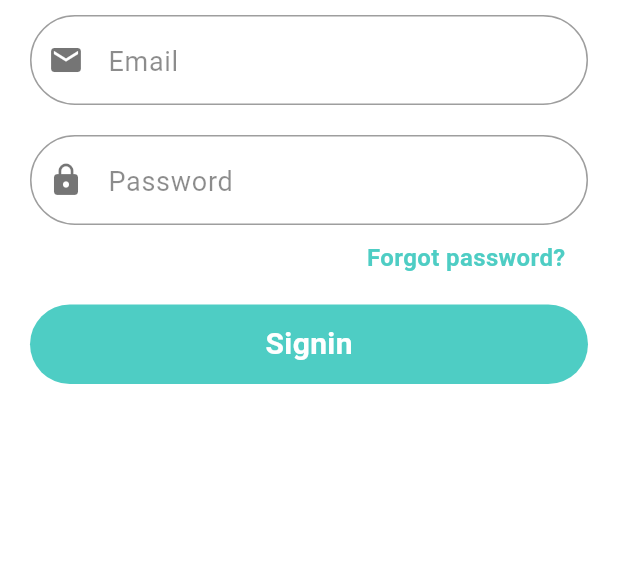
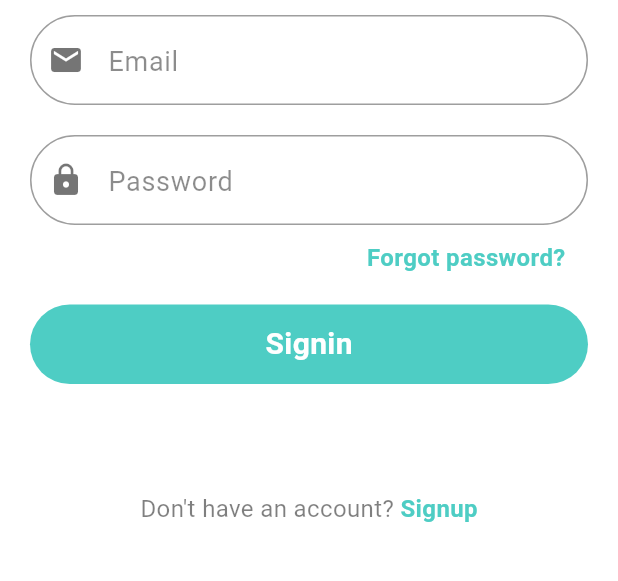
Before and after one commit to ChathraNavoda/Mentro, a Flutter app: the screen it shows after launch, on a phone screen of 412 x 824 dp, the part 334-915 px from its top. Run offline on Flutter 3.47's test engine with Material 3 defaults, Android fonts, the phone set to English and light mode, and no system bars; our stand-ins replace firebase_core; accounts and stored records are empty.

Commit message:
basic login ui

```diff
--- a/lib/presentation/screens/auth/login_screen.dart
+++ b/lib/presentation/screens/auth/login_screen.dart
@@ -57,7 +57,31 @@ class _LoginScreenState extends State<LoginScreen> {
               Button(
                 onTap: () {},
                 text: 'Signin',
-              )
+              ),
+              SizedBox(height: height / 16),
+              Row(
+                mainAxisAlignment: MainAxisAlignment.center,
+                children: [
+                  Text(
+                    'Don\'t have an account? ',
+                    style: TextStyle(
+                      fontSize: 16,
+                      color: Color.fromARGB(128, 0, 0, 0),
+                    ),
+                  ),
+                  GestureDetector(
+                    onTap: () {},
+                    child: Text(
+                      'Signup',
+                      style: TextStyle(
+                        fontWeight: FontWeight.bold,
+                        fontSize: 16,
+                        color: Color(0xFF4ECDC4),
+                      ),
+                    ),
+                  ),
+                ],
+              ),
             ],
           ),
         ),
```
